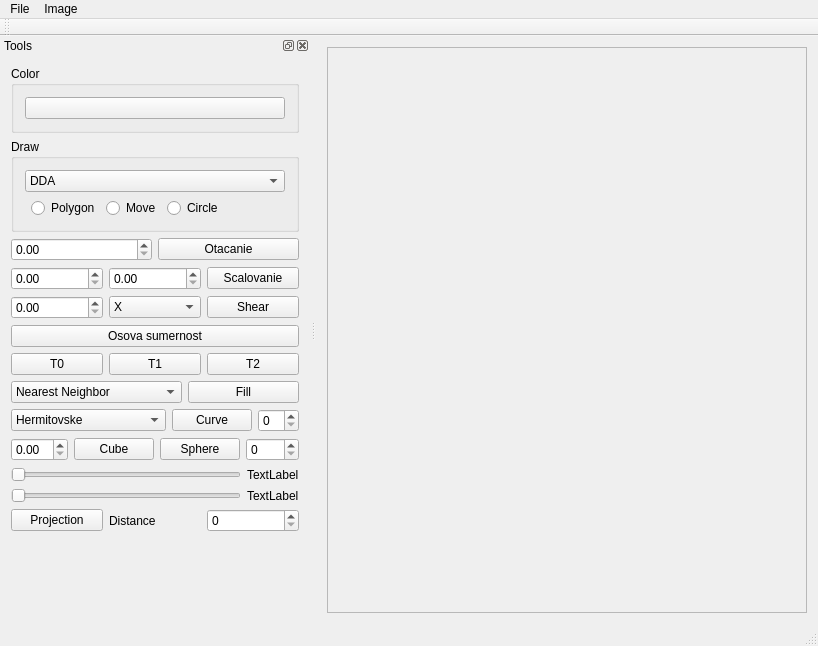
Before: the Qt Designer form ImageViewer.ui in mavik3/pg, drawn with Qt 5.
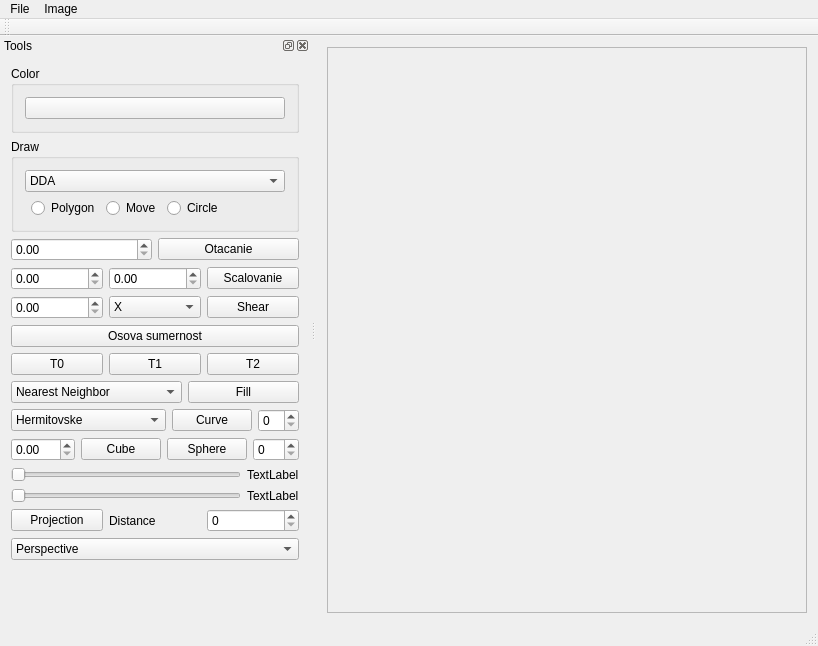
After: the same form once the commit is applied.

Commit message: Added Perspective Projection function, made edits in UI and Parallel function. Optimazed UI

The edit to the form file:
```diff
--- a/ImageViewer.ui
+++ b/ImageViewer.ui
@@ -323,7 +323,11 @@
      <item>
       <layout class="QHBoxLayout" name="horizontalLayout_8">
        <item>
-        <widget class="QDoubleSpinBox" name="spinSize"/>
+        <widget class="QDoubleSpinBox" name="spinSize">
+         <property name="maximum">
+          <double>400.000000000000000</double>
+         </property>
+        </widget>
        </item>
        <item>
         <widget class="QPushButton" name="pbCube">
@@ -401,6 +405,20 @@
        </item>
       </layout>
      </item>
+     <item>
+      <widget class="QComboBox" name="comboBoxProjection">
+       <item>
+        <property name="text">
+         <string>Perspective</string>
+        </property>
+       </item>
+       <item>
+        <property name="text">
+         <string>Parallel</string>
+        </property>
+       </item>
+      </widget>
+     </item>
      <item>
       <spacer name="verticalSpacer">
        <property name="orientation">
```
Left out of the diff: 6 changed lines with no effect on the pictures. The commit also changes 4 other files.
